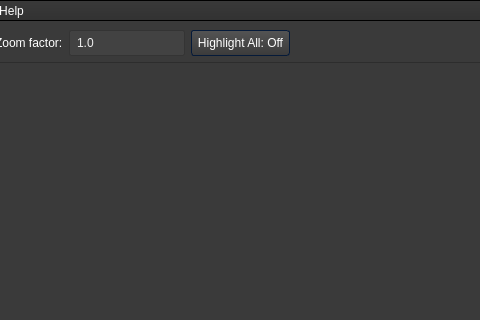
This is forms/mainwindow.ui in WTS012201/Text-Extraction-Tool as Qt 5 draws it before an edit; both pictures show x 124 to 604 and y 0 to 320 of the 800 by 600 pixel window. The edited form follows.
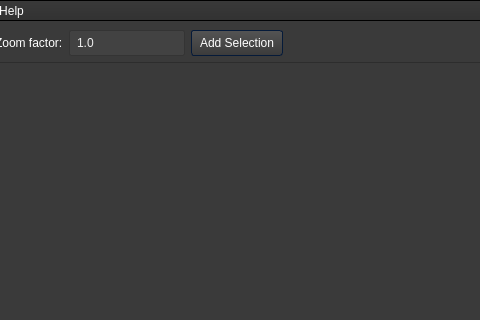
This is the edited form. Icons and pictures are not drawn.

Commit message: change selection highlighting method

```diff
--- a/forms/mainwindow.ui
+++ b/forms/mainwindow.ui
@@ -1138,7 +1138,7 @@
                          </size>
                         </property>
                         <property name="text">
-                         <string>Highlight All: Off</string>
+                         <string>Add Selection</string>
                         </property>
                        </widget>
                       </item>
```
The commit also changes 5 other files.
